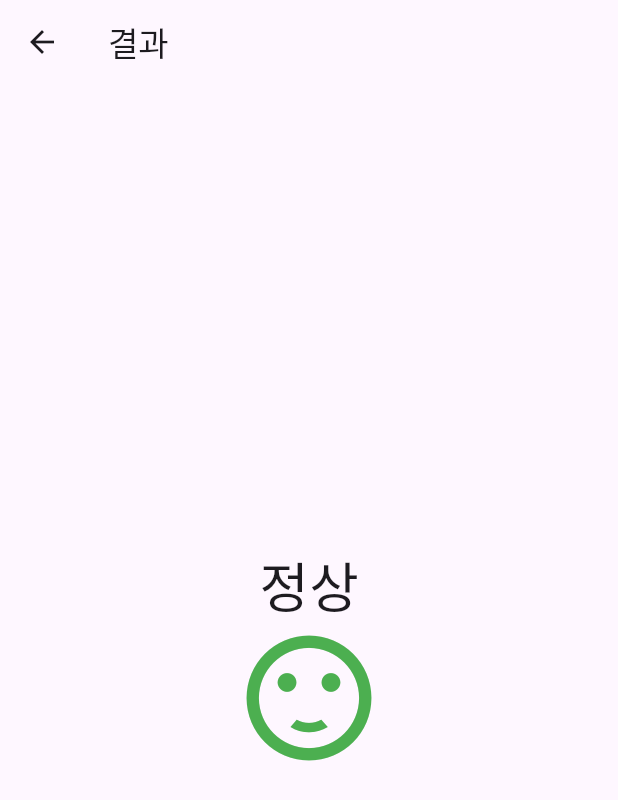
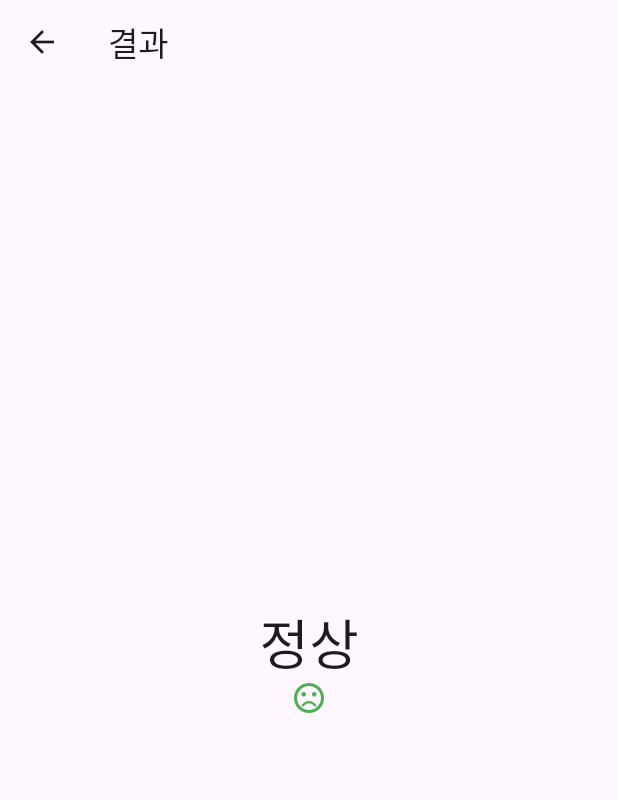
Before and after one commit to david-s-kim/bmi_caculator_app_flutter, a Flutter app: the ResultScreen screen opened directly, on a phone screen of 412 x 824 dp. Shown: the top 800 px of the screen. Run offline on Flutter 3.47's test engine with Material 3 defaults, Android fonts, the phone set to English and light mode, and no system bars.

Commit message:
- feat : 결과 화면에 if문 분기 처리

```diff
--- a/lib/result/result_screen.dart
+++ b/lib/result/result_screen.dart
@@ -10,8 +10,36 @@ class ResultScreen extends StatelessWidget {
     required this.weight,
   });
 
+  String _calcBmi(double bmi) {
+    String result = '저체중';
+    if (bmi >= 35) {
+      result = '고도 비만';
+    } else if (bmi >= 30) {
+      result = '2단계 비만';
+    } else if (bmi >= 25) {
+      result = '1단계 비만';
+    } else if (bmi >= 23) {
+      result = '과체중';
+    } else if (bmi >= 18.5) {
+      result = '정상';
+    }
+    return result;
+  }
+
+  Widget _buildIcon(double bmi) {
+    Icon icon = const Icon(Icons.sentiment_dissatisfied, color: Colors.green,);
+    if (bmi >= 23) {
+      icon =
+      const Icon(Icons.sentiment_very_dissatisfied, color: Colors.green,);
+    } else if (bmi >= 18.5) {
+      icon = const Icon(Icons.sentiment_satisfied, color: Colors.green,);
+    }
+    return icon;
+  }
+
   @override
   Widget build(BuildContext context) {
+    final bmi = weight / ((height / 100.0) * (height / 100.0));
     String result = '정상';
 
     return Scaffold(
@@ -24,13 +52,9 @@ class ResultScreen extends StatelessWidget {
             children: [
               Text(
                 result,
-            style: TextStyle(fontSize: 36),
+                style: const TextStyle(fontSize: 36),
               ),
-          const Icon(
-            Icons.sentiment_satisfied,
-            color: Colors.green,
-            size: 100,
-          ),
+              _buildIcon(bmi),
             ],
           )),
     );
```
Lines whose indentation alone changed are shown as unchanged.
